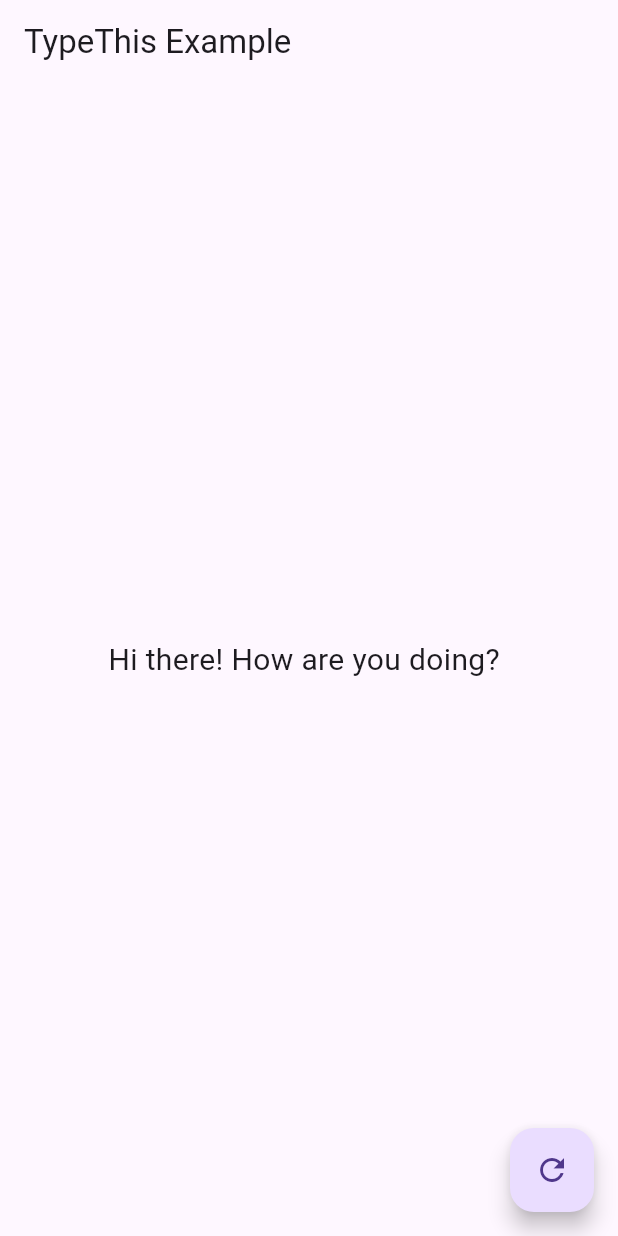
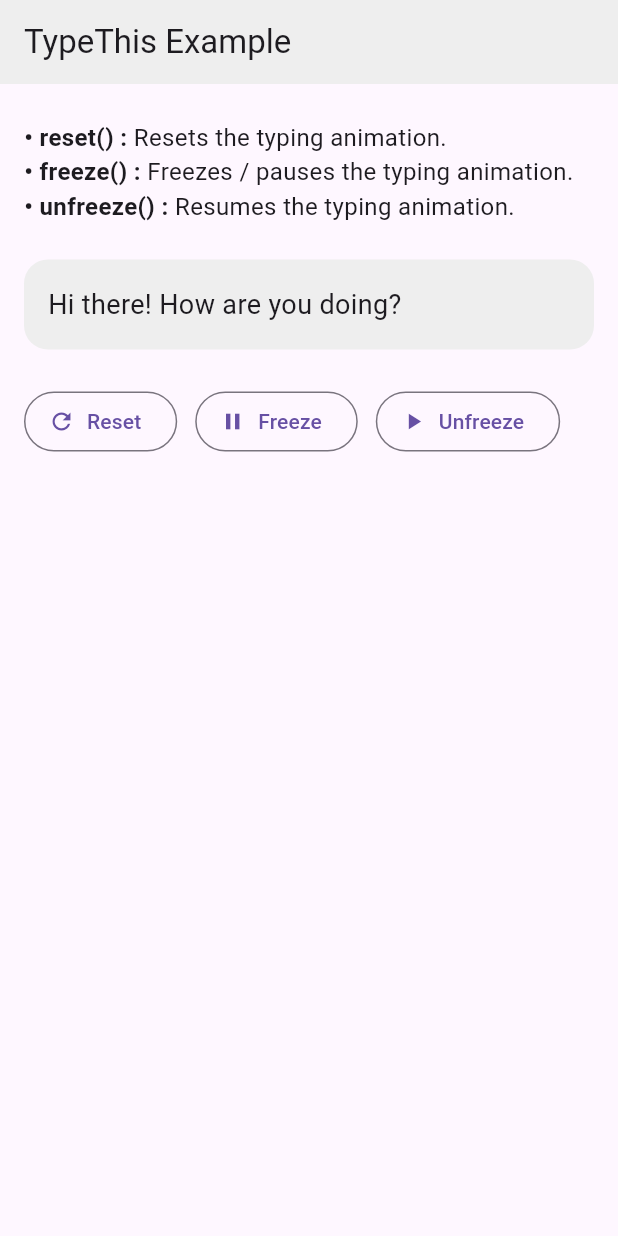
Before and after one commit to thecodexhub/typethis, a Flutter app: the screen it shows after launch, on a phone screen of 412 x 824 dp. Run offline on Flutter 3.47's test engine with Material 3 defaults, Android fonts, the light colour scheme and no system bars.

Commit message:
feat: update example app with freeze and unfreeze methods

```diff
--- a/example/lib/main.dart
+++ b/example/lib/main.dart
@@ -1,3 +1,4 @@
+import 'package:example/widgets/widgets.dart';
 import 'package:flutter/material.dart';
 import 'package:typethis/typethis.dart';
 
@@ -13,24 +14,24 @@ class MyApp extends StatelessWidget {
     final typeThisWidget = TypeThis(
       string: 'Hi there! How are you doing?',
       speed: 100,
-      style: const TextStyle(fontSize: 20),
+      style: const TextStyle(fontSize: 18),
     );
 
     return MaterialApp(
       title: 'Flutter TypeThis Demo',
-      theme: ThemeData(
-        primarySwatch: Colors.deepPurple,
-      ),
+      theme: ThemeData(primarySwatch: Colors.deepPurple),
       home: Scaffold(
         appBar: AppBar(
           title: const Text('TypeThis Example'),
+          backgroundColor: Colors.grey[200],
         ),
         body: Center(
-          child: typeThisWidget,
-        ),
-        floatingActionButton: FloatingActionButton(
-          onPressed: () => typeThisWidget.controller.reset(),
-          child: const Icon(Icons.refresh),
+          child: CustomDecoratedBox(
+            typeThisWidget: typeThisWidget,
+            onResetPressed: () => typeThisWidget.controller.reset(),
+            onFreezePressed: () => typeThisWidget.controller.freeze(),
+            onUnfreezePressed: () => typeThisWidget.controller.unfreeze(),
+          ),
         ),
       ),
     );
--- /dev/null
+++ b/example/lib/widgets/custom_decorated_box.dart
@@ -0,0 +1,104 @@
+import 'package:flutter/material.dart';
+
+class CustomDecoratedBox extends StatelessWidget {
+  const CustomDecoratedBox({
+    super.key,
+    required this.typeThisWidget,
+    required this.onResetPressed,
+    required this.onFreezePressed,
+    required this.onUnfreezePressed,
+  });
+  final Widget typeThisWidget;
+  final VoidCallback onResetPressed;
+  final VoidCallback onFreezePressed;
+  final VoidCallback onUnfreezePressed;
+
+  @override
+  Widget build(BuildContext context) {
+    return Container(
+      constraints: const BoxConstraints(maxWidth: 550),
+      padding: const EdgeInsets.symmetric(horizontal: 16),
+      child: Column(
+        crossAxisAlignment: CrossAxisAlignment.start,
+        children: [
+          const SizedBox(height: 24),
+          const _BuildDocumentation(),
+          const SizedBox(height: 24),
+          Container(
+            height: 60,
+            width: double.infinity,
+            padding: const EdgeInsets.symmetric(
+              vertical: 8,
+              horizontal: 16,
+            ),
+            decoration: BoxDecoration(
+              borderRadius: BorderRadius.circular(16),
+              color: Colors.grey[200],
+            ),
+            child: typeThisWidget,
+          ),
+          const SizedBox(height: 24),
+          Row(
+            mainAxisAlignment: MainAxisAlignment.center,
+            mainAxisSize: MainAxisSize.min,
+            children: [
+              OutlinedButton.icon(
+                onPressed: onResetPressed,
+                icon: const Icon(Icons.refresh),
+                label: const Text('Reset'),
+              ),
+              const SizedBox(width: 12),
+              OutlinedButton.icon(
+                onPressed: onFreezePressed,
+                icon: const Icon(Icons.pause),
+                label: const Text('Freeze'),
+              ),
+              const SizedBox(width: 12),
+              OutlinedButton.icon(
+                onPressed: onUnfreezePressed,
+                icon: const Icon(Icons.play_arrow),
+                label: const Text('Unfreeze'),
+              ),
+            ],
+          ),
+        ],
+      ),
+    );
+  }
+}
+
+class _BuildDocumentation extends StatelessWidget {
+  const _BuildDocumentation();
+
+  @override
+  Widget build(BuildContext context) {
+    return const Text.rich(
+      TextSpan(
+        style: TextStyle(fontSize: 16),
+        children: [
+          TextSpan(
+            text: '• reset() : ',
+            style: TextStyle(fontWeight: FontWeight.bold),
+          ),
+          TextSpan(
+            text: 'Resets the typing animation.',
+          ),
+          TextSpan(
+            text: '\n• freeze() : ',
+            style: TextStyle(fontWeight: FontWeight.bold),
+          ),
+          TextSpan(
+            text: 'Freezes / pauses the typing animation.',
+          ),
+          TextSpan(
+            text: '\n• unfreeze() : ',
+            style: TextStyle(fontWeight: FontWeight.bold),
+          ),
+          TextSpan(
+            text: 'Resumes the typing animation.',
+          ),
+        ],
+      ),
+    );
+  }
+}
--- /dev/null
+++ b/example/lib/widgets/widgets.dart
@@ -0,0 +1 @@
+export 'custom_decorated_box.dart';
```
